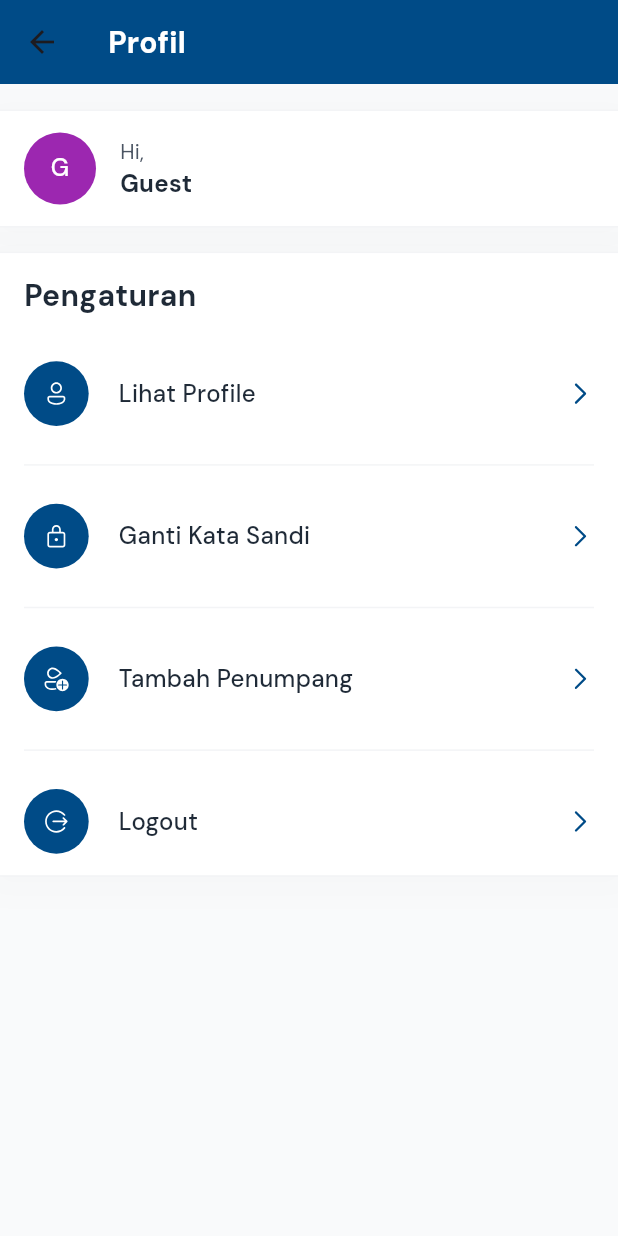
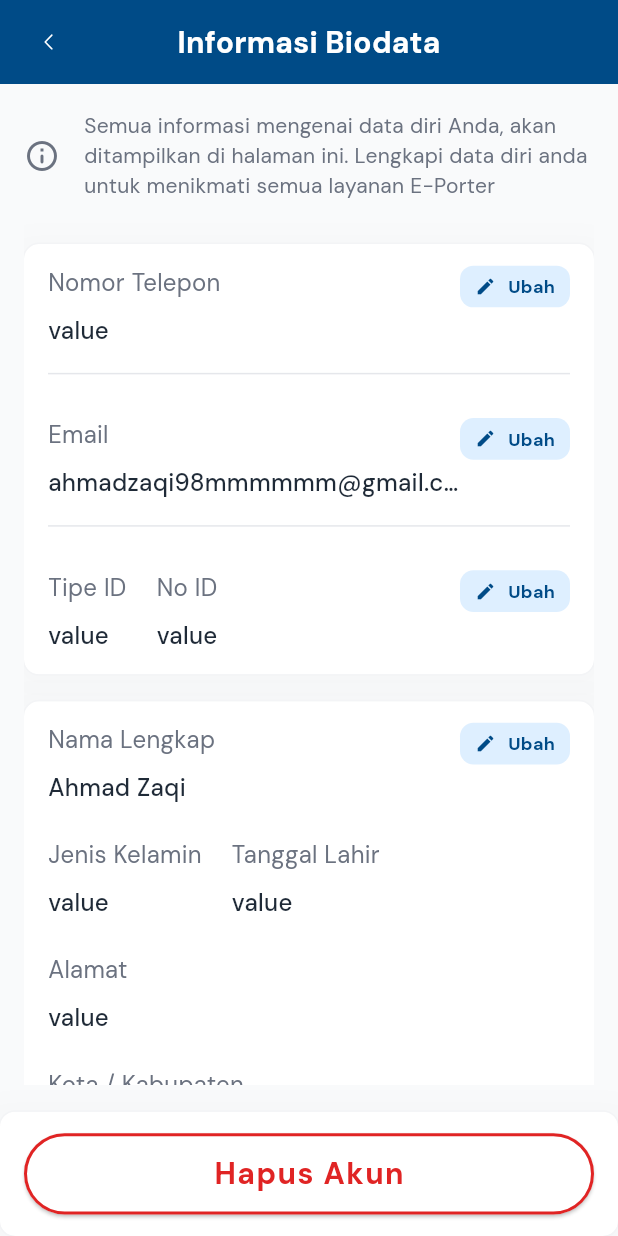
Before and after one commit to orangdeso/e_porter, a Flutter app: the ProfileScreen screen opened by its route, after a tap on "Lihat Profile", on a phone screen of 412 x 824 dp. Run offline on Flutter 3.47's test engine with Material 3 defaults, Android fonts, the light colour scheme and no system bars; drawn by our look-alikes of zoom_tap_animation; our stand-ins replace barcode_widget, carousel_slider, cloud_firestore, device_info_plus, dropdown_button2, file_picker and 14 more; missing offline and left inert: dotted_dashed_line, mobile_scanner; accounts and stored records are empty.

Commit message:
Feat: Done slicing for features information users in view profile

```diff
--- a/lib/_core/component/button/button_outline.dart
+++ b/lib/_core/component/button/button_outline.dart
@@ -13,6 +13,7 @@ class ButtonOutline extends StatelessWidget {
   final double? buttonWidth;
   final TextStyle? customTextStyle;
   final EdgeInsets? padding;
+  final Color borderColor;
 
   const ButtonOutline({
     Key? key,
@@ -23,6 +24,7 @@ class ButtonOutline extends StatelessWidget {
     this.buttonWidth,
     this.customTextStyle,
     this.padding,
+    this.borderColor = PrimaryColors.primary800,
   }) : super(key: key);
 
   @override
@@ -39,7 +41,7 @@ class ButtonOutline extends StatelessWidget {
             ),
             side: BorderSide(
               width: 2.w,
-              color: PrimaryColors.primary800,
+              color: borderColor,
             ),
           ),
           child: Padding(
--- /dev/null
+++ b/lib/presentation/screens/profile/pages/information_users_screen.dart
@@ -0,0 +1,224 @@
+import 'package:e_porter/_core/component/appbar/appbar_component.dart';
+import 'package:e_porter/_core/component/button/button_outline.dart';
+import 'package:e_porter/_core/component/card/custome_shadow_cotainner.dart';
+import 'package:e_porter/_core/constants/colors.dart';
+import 'package:e_porter/_core/constants/typography.dart';
+import 'package:flutter/material.dart';
+import 'package:flutter_screenutil/flutter_screenutil.dart';
+import 'package:get/get.dart';
+
+class InformationUsersScreen extends StatefulWidget {
+  const InformationUsersScreen({super.key});
+
+  @override
+  State<InformationUsersScreen> createState() => _InformationUsersScreenState();
+}
+
+class _InformationUsersScreenState extends State<InformationUsersScreen> {
+  @override
+  Widget build(BuildContext context) {
+    return Scaffold(
+      backgroundColor: GrayColors.gray50,
+      appBar: DefaultAppbarComponent(
+        title: 'Informasi Biodata',
+        textColor: Colors.white,
+        backgroundColors: PrimaryColors.primary800,
+        onTab: () {
+          Get.back();
+        },
+      ),
+      body: SafeArea(
+        child: Padding(
+          padding: EdgeInsets.symmetric(horizontal: 16.w, vertical: 20.h),
+          child: SingleChildScrollView(
+            child: Form(
+              child: Column(
+                children: [
+                  _buildHeaderInformation(),
+                  _buildCardMain(),
+                  _buildCardSecondary(),
+                ],
+              ),
+            ),
+          ),
+        ),
+      ),
+      bottomNavigationBar: CustomeShadowCotainner(
+        child: ButtonOutline(
+          text: 'Hapus Akun',
+          textColor: RedColors.red600,
+          borderColor: RedColors.red600,
+          onTap: () {},
+        ),
+      ),
+    );
+  }
+
+  Widget _buildHeaderInformation() {
+    return Row(
+      children: [
+        Icon(
+          Icons.info_outline_rounded,
+          color: GrayColors.gray500,
+          size: 24.sp,
+        ),
+        Expanded(
+          child: Padding(
+            padding: EdgeInsets.only(left: 16.w),
+            child: TypographyStyles.caption(
+              'Semua informasi mengenai data diri Anda, akan ditampilkan di halaman ini. Lengkapi data diri anda untuk menikmati semua layanan E-Porter',
+              color: GrayColors.gray500,
+              maxlines: 5,
+              fontWeight: FontWeight.w400,
+            ),
+          ),
+        )
+      ],
+    );
+  }
+
+  Widget _buildCardMain() {
+    return Padding(
+      padding: EdgeInsets.only(top: 32.h),
+      child: CustomeShadowCotainner(
+        child: Column(
+          children: [
+            itemWithButton(label: 'Nomor Telepon', value: 'value'),
+            SizedBox(height: 24.h),
+            itemWithButton(label: 'Email', value: 'ahmadzaqi98mmmmmm@gmail.com'),
+            SizedBox(height: 24.h),
+            itemDoubleWithButton(label1: 'Tipe ID', value2: 'value', label2: 'No ID', value1: 'value'),
+          ],
+        ),
+      ),
+    );
+  }
+
+  Widget _buildCardSecondary() {
+    return Padding(
+      padding: EdgeInsets.only(top: 20.h),
+      child: CustomeShadowCotainner(
+        child: Column(
+          crossAxisAlignment: CrossAxisAlignment.start,
+          children: [
+            itemWithButton(label: 'Nama Lengkap', value: 'Ahmad Zaqi', isDivider: false),
+            SizedBox(height: 24.h),
+            Row(
+              children: [
+                infoDoubleItem(label: 'Jenis Kelamin', value: 'value'),
+                SizedBox(width: 20.w),
+                infoDoubleItem(label: 'Tanggal Lahir', value: 'value'),
+              ],
+            ),
+            SizedBox(height: 24.h),
+            infoDoubleItem(label: 'Alamat', value: 'value'),
+            SizedBox(height: 24.h),
+            infoDoubleItem(label: 'Kota / Kabupaten', value: 'value'),
+            SizedBox(height: 24.h),
+            infoDoubleItem(label: 'Pekerjaan', value: 'value')
+          ],
+        ),
+      ),
+    );
+  }
+
+  Widget itemWithButton({required String label, required String value, bool isDivider = true}) {
+    return Column(
+      children: [
+        Row(
+          mainAxisAlignment: MainAxisAlignment.spaceBetween,
+          crossAxisAlignment: CrossAxisAlignment.start,
+          children: [
+            Expanded(
+              child: Column(
+                crossAxisAlignment: CrossAxisAlignment.start,
+                children: [
+                  TypographyStyles.body(label, fontWeight: FontWeight.w400, color: GrayColors.gray500),
+                  Padding(
+                    padding: EdgeInsets.only(top: 10.h),
+                    child: TypographyStyles.body(
+                      value,
+                      fontWeight: FontWeight.w500,
+                      color: GrayColors.gray800,
+                    ),
+                  ),
+                ],
+              ),
+            ),
+            Container(
+              padding: EdgeInsets.symmetric(vertical: 6.h, horizontal: 10.w),
+              decoration: BoxDecoration(
+                color: PrimaryColors.primary100,
+                borderRadius: BorderRadius.circular(10.r),
+              ),
+              child: Row(
+                children: [
+                  Icon(Icons.edit, color: PrimaryColors.primary800, size: 14.sp),
+                  Padding(
+                    padding: EdgeInsets.only(left: 8.w),
+                    child: TypographyStyles.small('Ubah', color: PrimaryColors.primary800),
+                  ),
+                ],
+              ),
+            )
+          ],
+        ),
+        if (isDivider)
+          Padding(
+            padding: EdgeInsets.only(top: 10.h),
+            child: Divider(thickness: 1, color: GrayColors.gray200),
+          )
+      ],
+    );
+  }
+
+  Widget itemDoubleWithButton({
+    required String label1,
+    required String label2,
+    required String value1,
+    required String value2,
+  }) {
+    return Row(
+      mainAxisAlignment: MainAxisAlignment.spaceBetween,
+      crossAxisAlignment: CrossAxisAlignment.start,
+      children: [
+        Row(
+          children: [
+            infoDoubleItem(label: label1, value: value1),
+            SizedBox(width: 20.w),
+            infoDoubleItem(label: label2, value: value2)
+          ],
+        ),
+        Container(
+          padding: EdgeInsets.symmetric(vertical: 6.h, horizontal: 10.w),
+          decoration: BoxDecoration(
+            color: PrimaryColors.primary100,
+            borderRadius: BorderRadius.circular(10.r),
+          ),
+          child: Row(
+            children: [
+              Icon(Icons.edit, color: PrimaryColors.primary800, size: 14.sp),
+              Padding(
+                padding: EdgeInsets.only(left: 8.w),
+                child: TypographyStyles.small('Ubah', color: PrimaryColors.primary800),
+              ),
+            ],
+          ),
+        )
+      ],
+    );
+  }
+
+  Widget infoDoubleItem({required String label, required String value}) {
+    return Column(
+      crossAxisAlignment: CrossAxisAlignment.start,
+      children: [
+        TypographyStyles.body(label, fontWeight: FontWeight.w400, color: GrayColors.gray500),
+        Padding(
+          padding: EdgeInsets.only(top: 10.h),
+          child: TypographyStyles.body(value, fontWeight: FontWeight.w500, color: GrayColors.gray800),
+        ),
+      ],
+    );
+  }
+}
--- a/lib/presentation/screens/profile/pages/profile_screen.dart
+++ b/lib/presentation/screens/profile/pages/profile_screen.dart
@@ -85,7 +85,9 @@ class _ProfileScreenState extends State<ProfileScreen> {
                           ProfileMenu(
                             label: 'Lihat Profile',
                             svgIcon: 'assets/icons/ic_profile.svg',
-                            onTap: () {},
+                            onTap: () {
+                              Get.toNamed(Routes.INFORMATIONS);
+                            },
                           ),
                           Padding(
                             padding: EdgeInsets.symmetric(vertical: 20.h),
@@ -219,7 +221,9 @@ class _ProfileScreenState extends State<ProfileScreen> {
                           ProfileMenu(
                             label: 'Lihat Profile',
                             svgIcon: 'assets/icons/ic_profile.svg',
-                            onTap: () {},
+                            onTap: () {
+                              Get.toNamed(Routes.INFORMATIONS);
+                            },
                           ),
                           Padding(
                             padding: EdgeInsets.symmetric(vertical: 20.h),
--- a/lib/presentation/screens/routes/app_rountes.dart
+++ b/lib/presentation/screens/routes/app_rountes.dart
@@ -34,6 +34,7 @@ import 'package:e_porter/presentation/screens/home/pages/ticket_booking_step4_sc
 import 'package:e_porter/presentation/screens/home/pages/upload_file_screen.dart';
 import 'package:e_porter/presentation/screens/navigation/main_navigation.dart';
 import 'package:e_porter/presentation/screens/onboarding/onboarding_screen.dart';
+import 'package:e_porter/presentation/screens/profile/pages/information_users_screen.dart';
 import 'package:e_porter/presentation/screens/profile/pages/profile_screen.dart';
 import 'package:e_porter/presentation/screens/profile/pages/add_passenger_screen.dart';
 import 'package:e_porter/presentation/screens/splash/splash_screen.dart';
@@ -193,6 +194,10 @@ class AppRoutes {
       page: () => AddPassengerScreen(),
       binding: ProfilBinding(),
     ),
+    GetPage(
+      name: Routes.INFORMATIONS,
+      page: () => InformationUsersScreen(),
+    ),
   ];
 }
 
@@ -228,4 +233,5 @@ class Routes {
   static const DETAILHISTORYPORTER = '/detail_history_porter';
 
   static const ADDPASSENGER = '/add_passenger';
+  static const INFORMATIONS = '/informations';
 }
```
